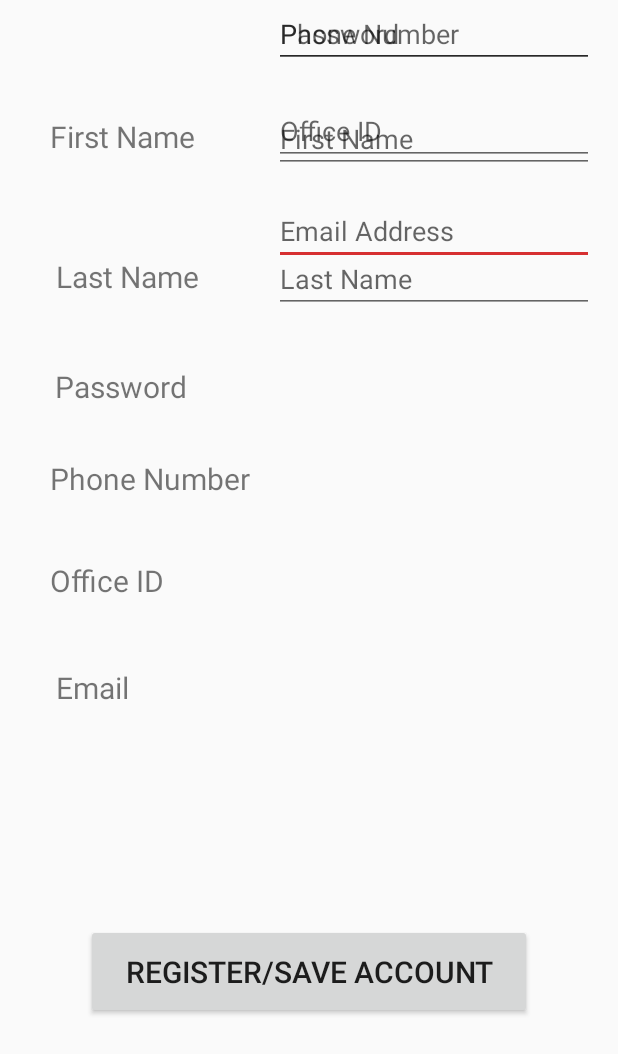
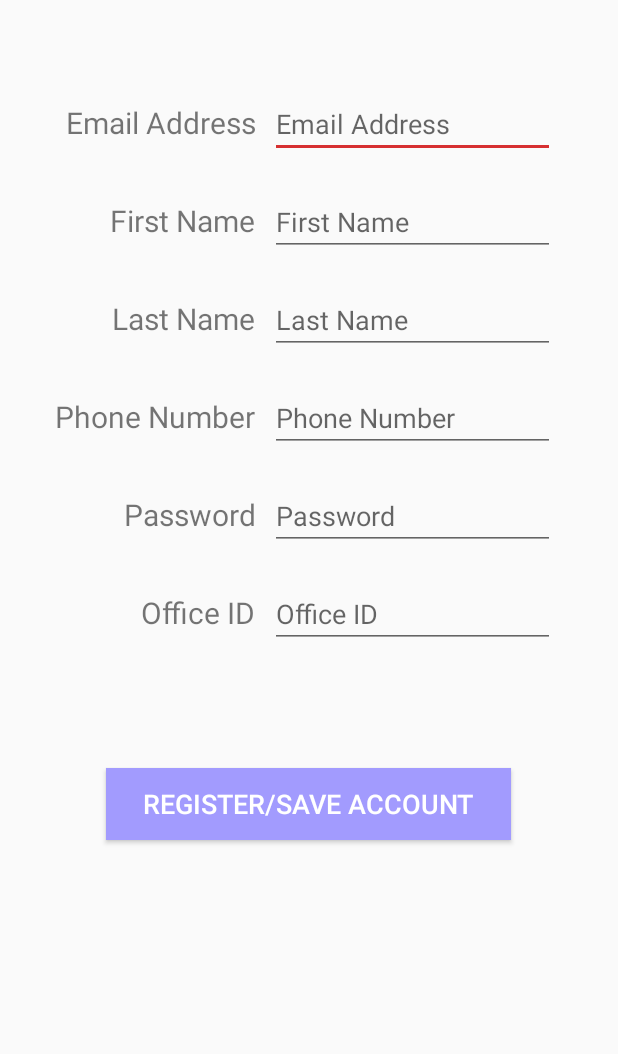
Before and after one commit to developer-jiheui/LemonAid, an Android app: the Activity_7 screen opened directly, with no data from a screen before it, on a phone screen of 412 x 824 dp. Shown: the top 1054 px of the screen. Run offline under Robolectric (Android 15) with nearby library versions, the phone set to English and light mode, and no system bars; 1 statement that could not run was skipped.

Commit message:
update layout of activity 7

```diff
--- a/app/src/main/res/layout/activity_7.xml
+++ b/app/src/main/res/layout/activity_7.xml
@@ -1,189 +1,174 @@
 <?xml version="1.0" encoding="utf-8"?>
-<androidx.constraintlayout.widget.ConstraintLayout xmlns:android="http://schemas.android.com/apk/res/android"
+<LinearLayout xmlns:android="http://schemas.android.com/apk/res/android"
     xmlns:app="http://schemas.android.com/apk/res-auto"
     xmlns:tools="http://schemas.android.com/tools"
     android:layout_width="match_parent"
     android:layout_height="match_parent"
+    android:orientation="vertical"
+    android:layout_marginTop="30dp"
+    android:layout_marginStart="20dp"
+    android:layout_marginEnd="20dp"
+    android:layout_marginBottom="30dp"
     tools:context=".Activity_7">
 
-    <TextView
-        android:id="@+id/txtPhoneNum"
-        android:layout_width="136dp"
-        android:layout_height="28dp"
-        android:layout_marginStart="33dp"
-        android:layout_marginLeft="33dp"
-        android:layout_marginTop="32dp"
-        android:layout_marginEnd="13dp"
-        android:layout_marginRight="13dp"
-        android:text="@string/txtPhoneNum"
-        android:textSize="20sp"
-        app:layout_constraintEnd_toStartOf="@+id/etPhoneNum"
-        app:layout_constraintStart_toStartOf="parent"
-        app:layout_constraintTop_toBottomOf="@+id/txtPassword" />
+    <LinearLayout
+        android:layout_width="match_parent"
+        android:layout_height="wrap_content"
+        android:layout_marginTop="30dp"
+        android:orientation="horizontal">
 
-    <EditText
-        android:id="@+id/etEm"
-        android:layout_width="wrap_content"
+        <TextView
+            android:id="@+id/txtEmail"
+            android:layout_width="150dp"
+            android:layout_height="wrap_content"
+            android:gravity="end"
+            android:layout_marginEnd="10dp"
+            android:layout_marginRight="10dp"
+            android:textSize="20sp"
+            android:text="@string/txtEmail"
+             />
+
+        <EditText
+            android:id="@+id/etEm"
+            android:layout_width="190dp"
+            android:layout_height="wrap_content"
+            android:layout_marginBottom="20dp"
+            android:hint="@string/txtEmail"
+            android:inputType="textPersonName" />
+    </LinearLayout>
+
+    <LinearLayout
+        android:layout_width="match_parent"
         android:layout_height="wrap_content"
-        android:layout_marginTop="21dp"
-        android:layout_marginEnd="16dp"
-        android:layout_marginRight="16dp"
-        android:ems="10"
-        android:hint="@string/txtEmail"
-        android:inputType="textPersonName"
-        app:layout_constraintEnd_toEndOf="parent"
-        app:layout_constraintTop_toBottomOf="@+id/etOfficeID"
-        tools:ignore="autofill" />
+        android:orientation="horizontal">
 
-    <EditText
-        android:id="@+id/etOfficeID"
-        android:layout_width="wrap_content"
+        <TextView
+            android:id="@+id/txtFirstName"
+            android:layout_width="150dp"
+            android:layout_height="wrap_content"
+            android:gravity="end"
+            android:layout_marginEnd="10dp"
+            android:layout_marginRight="10dp"
+            android:text="@string/txtFirstName"
+            android:textSize="20sp" />
+
+        <EditText
+            android:id="@+id/etFirstName"
+            android:layout_width="190dp"
+            android:layout_height="wrap_content"
+            android:layout_marginBottom="20dp"
+            android:hint="@string/txtFirstName"
+            android:inputType="textPersonName"
+            tools:ignore="autofill" />
+    </LinearLayout>
+
+    <LinearLayout
+        android:layout_width="match_parent"
         android:layout_height="wrap_content"
-        android:layout_marginTop="19dp"
-        android:layout_marginEnd="16dp"
-        android:layout_marginRight="16dp"
-        android:ems="10"
-        android:hint="@string/txtOfficeId"
-        android:inputType="textPersonName"
-        app:layout_constraintEnd_toEndOf="parent"
-        app:layout_constraintTop_toBottomOf="@+id/etPhoneNum"
-        tools:ignore="autofill" />
+        android:orientation="horizontal">
 
-    <EditText
-        android:id="@+id/etPhoneNum"
-        android:layout_width="wrap_content"
+        <TextView
+            android:id="@+id/txtLastName"
+            android:layout_width="150dp"
+            android:layout_height="wrap_content"
+            android:gravity="end"
+            android:layout_marginEnd="10dp"
+            android:layout_marginRight="10dp"
+            android:text="@string/txtLname"
+            android:textSize="20sp" />
+
+        <EditText
+            android:id="@+id/etLName"
+            android:layout_width="190dp"
+            android:layout_height="wrap_content"
+            android:layout_marginBottom="20dp"
+            android:hint="@string/txtLname"
+            android:inputType="textPersonName"
+            tools:ignore="autofill" />
+
+    </LinearLayout>
+
+    <LinearLayout
+        android:layout_width="match_parent"
         android:layout_height="wrap_content"
-        android:layout_marginEnd="16dp"
-        android:layout_marginRight="16dp"
-        android:ems="10"
-        android:hint="@string/txtPhoneNum"
-        android:inputType="textPersonName"
-        app:layout_constraintEnd_toEndOf="parent"
-        tools:ignore="autofill"
-        tools:layout_editor_absoluteY="305dp" />
+        android:orientation="horizontal">
 
-    <EditText
-        android:id="@+id/etLName"
-        android:layout_width="wrap_content"
+        <TextView
+            android:id="@+id/txtPhoneNum"
+            android:layout_width="150dp"
+            android:layout_height="wrap_content"
+            android:gravity="end"
+            android:layout_marginEnd="10dp"
+            android:layout_marginRight="10dp"
+            android:text="@string/txtPhoneNum"
+            android:textSize="20sp" />
+
+        <EditText
+            android:id="@+id/etPhoneNum"
+            android:layout_width="190dp"
+            android:layout_height="wrap_content"
+            android:layout_marginBottom="20dp"
+            android:hint="@string/txtPhoneNum"
+            android:inputType="textPersonName" />
+    </LinearLayout>
+
+    <LinearLayout
+        android:layout_width="match_parent"
         android:layout_height="wrap_content"
-        android:layout_marginTop="48dp"
-        android:layout_marginEnd="16dp"
-        android:layout_marginRight="16dp"
-        android:ems="10"
-        android:hint="@string/txtLname"
-        android:inputType="textPersonName"
-        app:layout_constraintEnd_toEndOf="parent"
-        app:layout_constraintTop_toBottomOf="@+id/etFirstName"
-        tools:ignore="autofill" />
+        android:orientation="horizontal">
 
-    <EditText
-        android:id="@+id/etFirstName"
-        android:layout_width="wrap_content"
+        <TextView
+            android:id="@+id/txtPassword"
+            android:layout_width="150dp"
+            android:layout_height="wrap_content"
+            android:gravity="end"
+            android:layout_marginEnd="10dp"
+            android:layout_marginRight="10dp"
+            android:text="@string/txtpassword"
+            android:textSize="20sp" />
+
+        <EditText
+            android:id="@+id/etPassword"
+            android:layout_width="190dp"
+            android:layout_height="wrap_content"
+            android:layout_marginBottom="20dp"
+            android:hint="@string/txtpassword"
+            android:inputType="textPassword" />
+    </LinearLayout>
+
+    <LinearLayout
+        android:layout_width="match_parent"
         android:layout_height="wrap_content"
-        android:layout_marginTop="70dp"
-        android:layout_marginEnd="16dp"
-        android:layout_marginRight="16dp"
-        android:ems="10"
-        android:hint="@string/txtFirstName"
-        android:inputType="textPersonName"
-        app:layout_constraintEnd_toEndOf="parent"
-        app:layout_constraintTop_toTopOf="parent"
-        tools:ignore="autofill" />
+        android:orientation="horizontal">
 
-    <TextView
-        android:id="@+id/txtEmail"
-        android:layout_width="91dp"
-        android:layout_height="26dp"
-        android:layout_marginStart="37dp"
-        android:layout_marginLeft="37dp"
-        android:layout_marginTop="40dp"
-        android:layout_marginEnd="54dp"
-        android:layout_marginRight="54dp"
-        android:text="@string/txtEmail"
-        android:textSize="20sp"
-        app:layout_constraintEnd_toStartOf="@+id/etEm"
-        app:layout_constraintStart_toStartOf="parent"
-        app:layout_constraintTop_toBottomOf="@+id/txtOfficeID" />
+        <TextView
+            android:id="@+id/txtOfficeID"
+            android:layout_width="150dp"
+            android:layout_height="wrap_content"
+            android:gravity="end"
+            android:layout_marginEnd="10dp"
+            android:layout_marginRight="10dp"
+            android:text="@string/txtOfficeId"
+            android:textSize="20sp" />
 
-    <TextView
-        android:id="@+id/txtOfficeID"
-        android:layout_width="109dp"
-        android:layout_height="31dp"
-        android:layout_marginStart="33dp"
-        android:layout_marginLeft="33dp"
-        android:layout_marginTop="40dp"
-        android:layout_marginEnd="40dp"
-        android:layout_marginRight="40dp"
-        android:text="@string/txtOfficeId"
-        android:textSize="20sp"
-        app:layout_constraintEnd_toStartOf="@+id/etOfficeID"
-        app:layout_constraintHorizontal_bias="1.0"
-        app:layout_constraintStart_toStartOf="parent"
-        app:layout_constraintTop_toBottomOf="@+id/txtPhoneNum" />
-
-    <TextView
-        android:id="@+id/txtPassword"
-        android:layout_width="101dp"
-        android:layout_height="29dp"
-        android:layout_marginTop="48dp"
-        android:layout_marginEnd="8dp"
-        android:layout_marginRight="8dp"
-        android:text="@string/txtpassword"
-        android:textSize="20sp"
-        app:layout_constraintEnd_toStartOf="@+id/etPassword"
-        app:layout_constraintStart_toStartOf="parent"
-        app:layout_constraintTop_toBottomOf="@+id/txtLastName" />
-
-    <TextView
-        android:id="@+id/txtLastName"
-        android:layout_width="108dp"
-        android:layout_height="25dp"
-        android:layout_marginStart="37dp"
-        android:layout_marginLeft="37dp"
-        android:layout_marginTop="60dp"
-        android:layout_marginEnd="37dp"
-        android:layout_marginRight="37dp"
-        android:text="@string/txtLname"
-        android:textSize="20sp"
-        app:layout_constraintEnd_toStartOf="@+id/etLastName"
-        app:layout_constraintStart_toStartOf="parent"
-        app:layout_constraintTop_toBottomOf="@+id/txtFirstName" />
-
-    <TextView
-        android:id="@+id/txtFirstName"
-        android:layout_width="110dp"
-        android:layout_height="33dp"
-        android:layout_marginTop="77dp"
-        android:layout_marginEnd="8dp"
-        android:layout_marginRight="8dp"
-        android:text="@string/txtFirstName"
-        android:textSize="20sp"
-        app:layout_constraintEnd_toStartOf="@+id/etFirstName"
-        app:layout_constraintHorizontal_bias="0.513"
-        app:layout_constraintStart_toStartOf="parent"
-        app:layout_constraintTop_toTopOf="parent" />
+        <EditText
+            android:id="@+id/etOfficeID"
+            android:layout_width="190dp"
+            android:layout_height="wrap_content"
+            android:layout_marginBottom="20dp"
+            android:hint="@string/txtOfficeId"
+            android:inputType="textPersonName" />
+    </LinearLayout>
 
     <Button
+       android:layout_gravity="center"
         android:id="@+id/btnRegister"
-        android:layout_width="297dp"
-        android:layout_height="63dp"
+        android:layout_marginTop="60dp"
+        android:layout_width="270dp"
+        android:layout_height="wrap_content"
+        android:background="@color/colorPrimaryDark"
+        android:textColor="#FFFFFF"
         android:text="@string/btnRegisterSave"
-        android:textSize="20sp"
-        app:layout_constraintBottom_toBottomOf="parent"
-        app:layout_constraintEnd_toEndOf="parent"
-        app:layout_constraintStart_toStartOf="parent"
-        app:layout_constraintTop_toBottomOf="@+id/txtEmail" />
+        android:textSize="18sp" />
 
-    <EditText
-        android:id="@+id/etPassword"
-        android:layout_width="wrap_content"
-        android:layout_height="wrap_content"
-        android:layout_marginEnd="16dp"
-        android:layout_marginRight="16dp"
-        android:ems="10"
-        android:hint="@string/txtpassword"
-        android:inputType="textPassword"
-        app:layout_constraintEnd_toEndOf="parent"
-        tools:layout_editor_absoluteY="236dp" />
-
-</androidx.constraintlayout.widget.ConstraintLayout>
+</LinearLayout>
```
